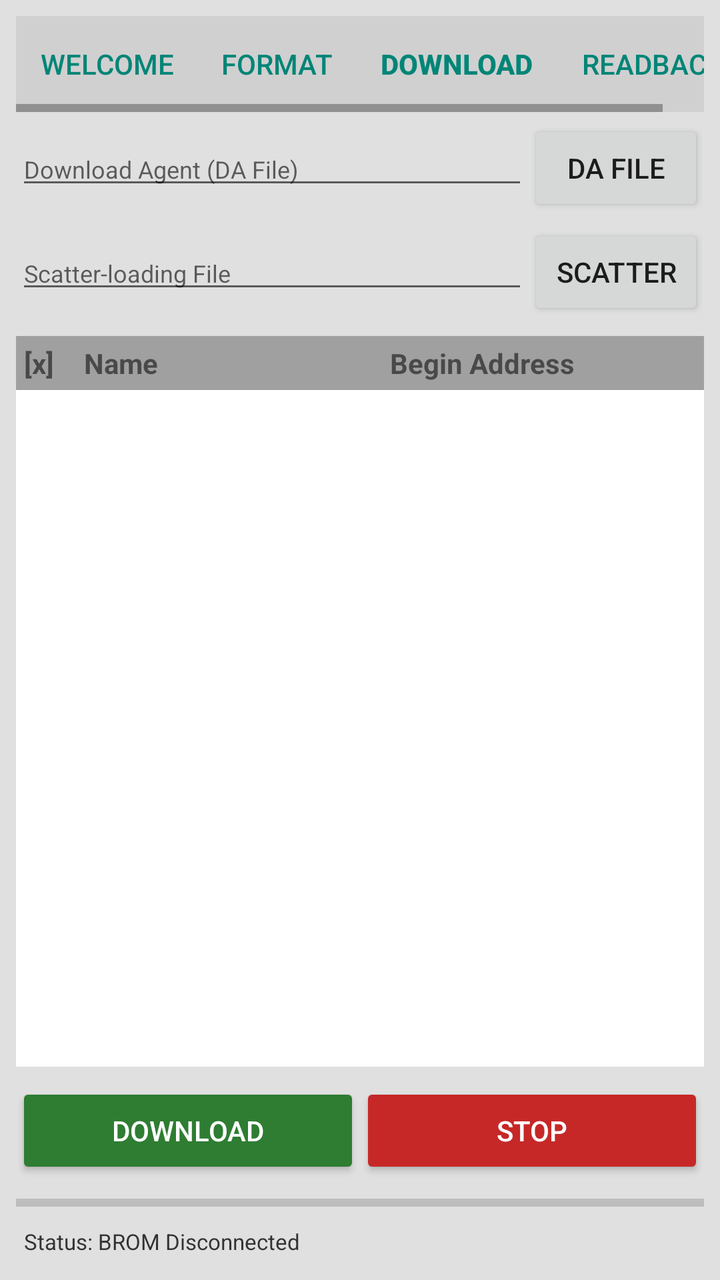
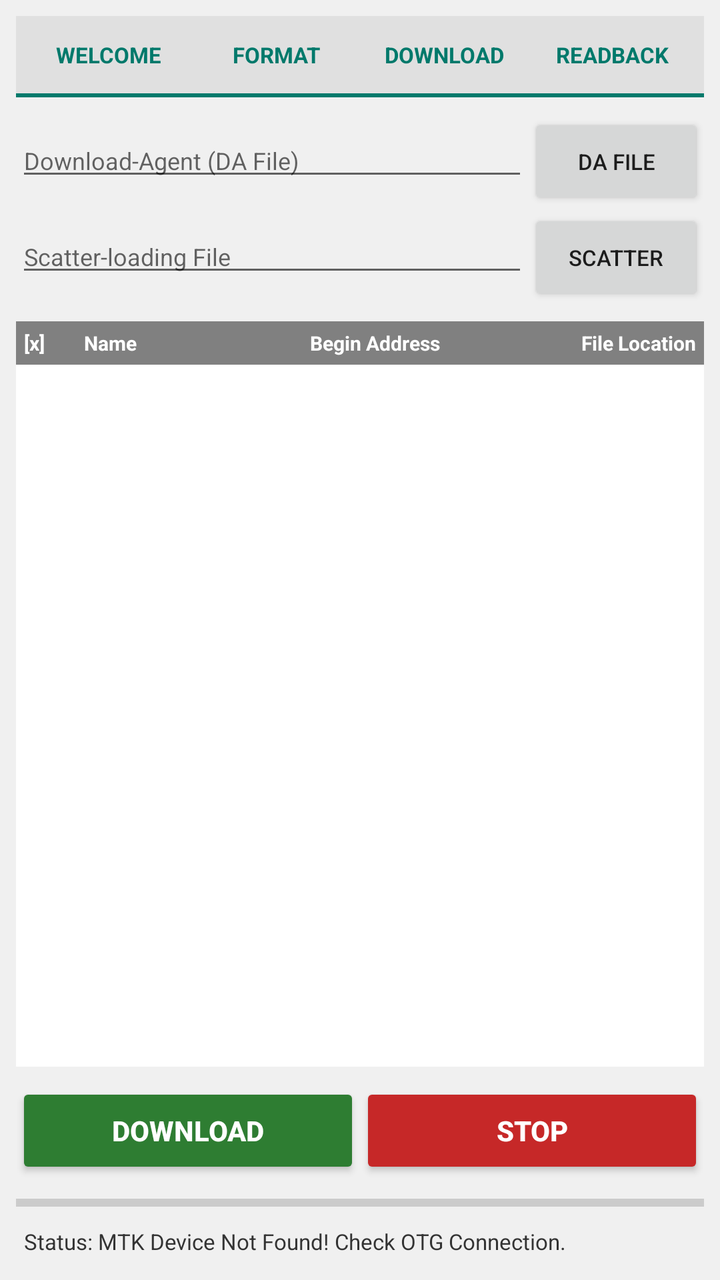

Compare the two renders of this Android layout. The source of the first and the diff that turns it into the second are given below.
<!-- AndroidManifest.xml: application theme Theme.AppCompat.Light.NoActionBar -->
<!-- res/layout/activity_main.xml -->
<?xml version="1.0" encoding="utf-8"?>
<LinearLayout xmlns:android="http://schemas.android.com/apk/res/android"
    android:layout_width="match_parent"
    android:layout_height="match_parent"
    android:orientation="vertical"
    android:padding="8dp"
    android:background="#E0E0E0">

    <HorizontalScrollView
        android:layout_width="match_parent"
        android:layout_height="wrap_content"
        android:background="#D0D0D0">
        <LinearLayout
            android:layout_width="wrap_content"
            android:layout_height="wrap_content"
            android:orientation="horizontal">
            <Button android:layout_width="wrap_content" android:layout_height="wrap_content" android:text="Welcome" style="?android:attr/buttonBarButtonStyle" />
            <Button android:layout_width="wrap_content" android:layout_height="wrap_content" android:text="Format" style="?android:attr/buttonBarButtonStyle" />
            <Button android:layout_width="wrap_content" android:layout_height="wrap_content" android:text="Download" android:textStyle="bold" style="?android:attr/buttonBarButtonStyle" />
            <Button android:layout_width="wrap_content" android:layout_height="wrap_content" android:text="Readback" style="?android:attr/buttonBarButtonStyle" />
        </LinearLayout>
    </HorizontalScrollView>

    
    <LinearLayout
        android:layout_width="match_parent"
        android:layout_height="wrap_content"
        android:orientation="horizontal"
        android:layout_marginTop="4dp">
        <EditText
            android:id="@+id/et_da_path"
            android:layout_width="0dp"
            android:layout_height="wrap_content"
            android:layout_weight="1"
            android:hint="Download Agent (DA File)"
            android:textSize="12sp"
            android:focusable="false" />
        <Button
            android:id="@+id/btn_choose_da"
            android:layout_width="wrap_content"
            android:layout_height="wrap_content"
            android:text="DA File" />
    </LinearLayout>

    
    <LinearLayout
        android:layout_width="match_parent"
        android:layout_height="wrap_content"
        android:orientation="horizontal"
        android:layout_marginTop="4dp">
        <EditText
            android:id="@+id/et_scatter_path"
            android:layout_width="0dp"
            android:layout_height="wrap_content"
            android:layout_weight="1"
            android:hint="Scatter-loading File"
            android:textSize="12sp"
            android:focusable="false" />
        <Button
            android:id="@+id/btn_choose_scatter"
            android:layout_width="wrap_content"
            android:layout_height="wrap_content"
            android:text="Scatter" />
    </LinearLayout>

    <LinearLayout
        android:layout_width="match_parent"
        android:layout_height="wrap_content"
        android:orientation="horizontal"
        android:background="#A0A0A0"
        android:padding="4dp"
        android:layout_marginTop="8dp">
        <TextView android:layout_width="30dp" android:layout_height="wrap_content" android:text="[x]" android:textStyle="bold" />
        <TextView android:layout_width="0dp" android:layout_height="wrap_content" android:layout_weight="1" android:text="Name" android:textStyle="bold" />
        <TextView android:layout_width="0dp" android:layout_height="wrap_content" android:layout_weight="1" android:text="Begin Address" android:textStyle="bold" />
    </LinearLayout>

    <ScrollView
        android:layout_width="match_parent"
        android:layout_height="0dp"
        android:layout_weight="1"
        android:background="#FFFFFF">
        <LinearLayout
            android:id="@+id/container_partitions"
            android:layout_width="match_parent"
            android:layout_height="wrap_content"
            android:orientation="vertical" />
    </ScrollView>

    <LinearLayout
        android:layout_width="match_parent"
        android:layout_height="wrap_content"
        android:orientation="horizontal"
        android:layout_marginTop="8dp">
        <Button
            android:id="@+id/btn_download"
            android:layout_width="0dp"
            android:layout_height="wrap_content"
            android:layout_weight="1"
            android:text="DOWNLOAD"
            android:backgroundTint="#2E7D32"
            android:textColor="#FFFFFF" />
        <Button
            android:id="@+id/btn_stop"
            android:layout_width="0dp"
            android:layout_height="wrap_content"
            android:layout_weight="1"
            android:text="STOP"
            android:backgroundTint="#C62828"
            android:textColor="#FFFFFF" />
    </LinearLayout>

    <ProgressBar
        android:id="@+id/progress_bar"
        style="?android:attr/progressBarStyleHorizontal"
        android:layout_width="match_parent"
        android:layout_height="wrap_content"
        android:layout_marginTop="4dp"
        android:max="100"
        android:progress="0" />

    <TextView
        android:id="@+id/tv_status_log"
        android:layout_width="match_parent"
        android:layout_height="wrap_content"
        android:text="Status: BROM Disconnected"
        android:textSize="11sp"
        android:textColor="#333333"
        android:padding="4dp" />

</LinearLayout>
<!-- resources referenced by this layout -->
<resources>

</resources>

<!-- the commit's change to res/layout/activity_main.xml (unified diff, before → after) -->
@@ -3,78 +3,161 @@
     android:layout_width="match_parent"
     android:layout_height="match_parent"
     android:orientation="vertical"
-    android:padding="8dp"
-    android:background="#E0E0E0">
-
-    <HorizontalScrollView
-        android:layout_width="match_parent"
-        android:layout_height="wrap_content"
-        android:background="#D0D0D0">
+    android:background="#F0F0F0"
+    android:padding="8dp">
+
+    
+    <LinearLayout
+        android:layout_width="match_parent"
+        android:layout_height="wrap_content"
+        android:orientation="horizontal"
+        android:background="#E0E0E0"
+        android:padding="4dp">
+
+        <TextView
+            android:id="@+id/tv_tab_welcome"
+            android:layout_width="0dp"
+            android:layout_height="wrap_content"
+            android:layout_weight="1"
+            android:gravity="center"
+            android:padding="8dp"
+            android:text="WELCOME"
+            android:textColor="#00796B"
+            android:textStyle="bold"
+            android:textSize="11sp" />
+
+        <TextView
+            android:id="@+id/tv_tab_format"
+            android:layout_width="0dp"
+            android:layout_height="wrap_content"
+            android:layout_weight="1"
+            android:gravity="center"
+            android:padding="8dp"
+            android:text="FORMAT"
+            android:textColor="#00796B"
+            android:textStyle="bold"
+            android:textSize="11sp" />
+
+        <TextView
+            android:id="@+id/tv_tab_download"
+            android:layout_width="0dp"
+            android:layout_height="wrap_content"
+            android:layout_weight="1"
+            android:gravity="center"
+            android:padding="8dp"
+            android:text="DOWNLOAD"
+            android:textColor="#00796B"
+            android:textStyle="bold"
+            android:textSize="11sp" />
+
+        <TextView
+            android:id="@+id/tv_tab_readback"
+            android:layout_width="0dp"
+            android:layout_height="wrap_content"
+            android:layout_weight="1"
+            android:gravity="center"
+            android:padding="8dp"
+            android:text="READBACK"
+            android:textColor="#00796B"
+            android:textStyle="bold"
+            android:textSize="11sp" />
+    </LinearLayout>
+
+    <View
+        android:layout_width="match_parent"
+        android:layout_height="2dp"
+        android:background="#00796B" />
+
+    
+    <LinearLayout
+        android:layout_width="match_parent"
+        android:layout_height="wrap_content"
+        android:orientation="vertical"
+        android:paddingTop="8dp">
+
         <LinearLayout
-            android:layout_width="wrap_content"
+            android:layout_width="match_parent"
             android:layout_height="wrap_content"
             android:orientation="horizontal">
-            <Button android:layout_width="wrap_content" android:layout_height="wrap_content" android:text="Welcome" style="?android:attr/buttonBarButtonStyle" />
-            <Button android:layout_width="wrap_content" android:layout_height="wrap_content" android:text="Format" style="?android:attr/buttonBarButtonStyle" />
-            <Button android:layout_width="wrap_content" android:layout_height="wrap_content" android:text="Download" android:textStyle="bold" style="?android:attr/buttonBarButtonStyle" />
-            <Button android:layout_width="wrap_content" android:layout_height="wrap_content" android:text="Readback" style="?android:attr/buttonBarButtonStyle" />
+            <EditText
+                android:id="@+id/et_da_path"
+                android:layout_width="0dp"
+                android:layout_height="wrap_content"
+                android:layout_weight="1"
+                android:hint="Download-Agent (DA File)"
+                android:textSize="12sp"
+                android:focusable="false" />
+            <Button
+                android:id="@+id/btn_choose_da"
+                android:layout_width="wrap_content"
+                android:layout_height="wrap_content"
+                android:text="DA FILE"
+                android:textSize="11sp" />
         </LinearLayout>
-    </HorizontalScrollView>
+
+        <LinearLayout
+            android:layout_width="match_parent"
+            android:layout_height="wrap_content"
+            android:orientation="horizontal">
+            <EditText
+                android:id="@+id/et_scatter_path"
+                android:layout_width="0dp"
+                android:layout_height="wrap_content"
+                android:layout_weight="1"
+                android:hint="Scatter-loading File"
+                android:textSize="12sp"
+                android:focusable="false" />
+            <Button
+                android:id="@+id/btn_choose_scatter"
+                android:layout_width="wrap_content"
+                android:layout_height="wrap_content"
+                android:text="SCATTER"
+                android:textSize="11sp" />
+        </LinearLayout>
+    </LinearLayout>
 
     
     <LinearLayout
         android:layout_width="match_parent"
         android:layout_height="wrap_content"
         android:orientation="horizontal"
-        android:layout_marginTop="4dp">
-        <EditText
-            android:id="@+id/et_da_path"
-            android:layout_width="0dp"
-            android:layout_height="wrap_content"
-            android:layout_weight="1"
-            android:hint="Download Agent (DA File)"
-            android:textSize="12sp"
-            android:focusable="false" />
-        <Button
-            android:id="@+id/btn_choose_da"
-            android:layout_width="wrap_content"
-            android:layout_height="wrap_content"
-            android:text="DA File" />
-    </LinearLayout>
-
-    
-    <LinearLayout
-        android:layout_width="match_parent"
-        android:layout_height="wrap_content"
-        android:orientation="horizontal"
-        android:layout_marginTop="4dp">
-        <EditText
-            android:id="@+id/et_scatter_path"
-            android:layout_width="0dp"
-            android:layout_height="wrap_content"
-            android:layout_weight="1"
-            android:hint="Scatter-loading File"
-            android:textSize="12sp"
-            android:focusable="false" />
-        <Button
-            android:id="@+id/btn_choose_scatter"
-            android:layout_width="wrap_content"
-            android:layout_height="wrap_content"
-            android:text="Scatter" />
-    </LinearLayout>
-
-    <LinearLayout
-        android:layout_width="match_parent"
-        android:layout_height="wrap_content"
-        android:orientation="horizontal"
-        android:background="#A0A0A0"
+        android:background="#808080"
         android:padding="4dp"
         android:layout_marginTop="8dp">
-        <TextView android:layout_width="30dp" android:layout_height="wrap_content" android:text="[x]" android:textStyle="bold" />
-        <TextView android:layout_width="0dp" android:layout_height="wrap_content" android:layout_weight="1" android:text="Name" android:textStyle="bold" />
-        <TextView android:layout_width="0dp" android:layout_height="wrap_content" android:layout_weight="1" android:text="Begin Address" android:textStyle="bold" />
-    </LinearLayout>
-
+
+        <TextView
+            android:layout_width="30dp"
+            android:layout_height="wrap_content"
+            android:text="[x]"
+            android:textColor="#FFFFFF"
+            android:textStyle="bold"
+            android:textSize="10sp" />
+        <TextView
+            android:layout_width="0dp"
+            android:layout_height="wrap_content"
+            android:layout_weight="1"
+            android:text="Name"
+            android:textColor="#FFFFFF"
+            android:textStyle="bold"
+            android:textSize="10sp" />
+        <TextView
+            android:layout_width="0dp"
+            android:layout_height="wrap_content"
+            android:layout_weight="1.2"
+            android:text="Begin Address"
+            android:textColor="#FFFFFF"
+            android:textStyle="bold"
+            android:textSize="10sp" />
+        <TextView
+            android:layout_width="wrap_content"
+            android:layout_height="wrap_content"
+            android:text="File Location"
+            android:textColor="#FFFFFF"
+            android:textStyle="bold"
+            android:textSize="10sp" />
+    </LinearLayout>
+
+    
     <ScrollView
         android:layout_width="match_parent"
         android:layout_height="0dp"
@@ -87,11 +170,13 @@
             android:orientation="vertical" />
     </ScrollView>
 
+    
     <LinearLayout
         android:layout_width="match_parent"
         android:layout_height="wrap_content"
         android:orientation="horizontal"
-        android:layout_marginTop="8dp">
+        android:paddingTop="8dp">
+
         <Button
             android:id="@+id/btn_download"
             android:layout_width="0dp"
@@ -99,7 +184,9 @@
             android:layout_weight="1"
             android:text="DOWNLOAD"
             android:backgroundTint="#2E7D32"
-            android:textColor="#FFFFFF" />
+            android:textColor="#FFFFFF"
+            android:textStyle="bold" />
+
         <Button
             android:id="@+id/btn_stop"
             android:layout_width="0dp"
@@ -107,25 +194,26 @@
             android:layout_weight="1"
             android:text="STOP"
             android:backgroundTint="#C62828"
-            android:textColor="#FFFFFF" />
-    </LinearLayout>
-
+            android:textColor="#FFFFFF"
+            android:textStyle="bold" />
+    </LinearLayout>
+
+    
     <ProgressBar
         android:id="@+id/progress_bar"
         style="?android:attr/progressBarStyleHorizontal"
         android:layout_width="match_parent"
         android:layout_height="wrap_content"
-        android:layout_marginTop="4dp"
         android:max="100"
-        android:progress="0" />
+        android:progress="0"
+        android:layout_marginTop="4dp" />
 
     <TextView
         android:id="@+id/tv_status_log"
         android:layout_width="match_parent"
         android:layout_height="wrap_content"
-        android:text="Status: BROM Disconnected"
-        android:textSize="11sp"
+        android:padding="4dp"
+        android:text="Status: MTK Device Not Found! Check OTG Connection."
         android:textColor="#333333"
-        android:padding="4dp" />
-
+        android:textSize="11sp" />
 </LinearLayout>
